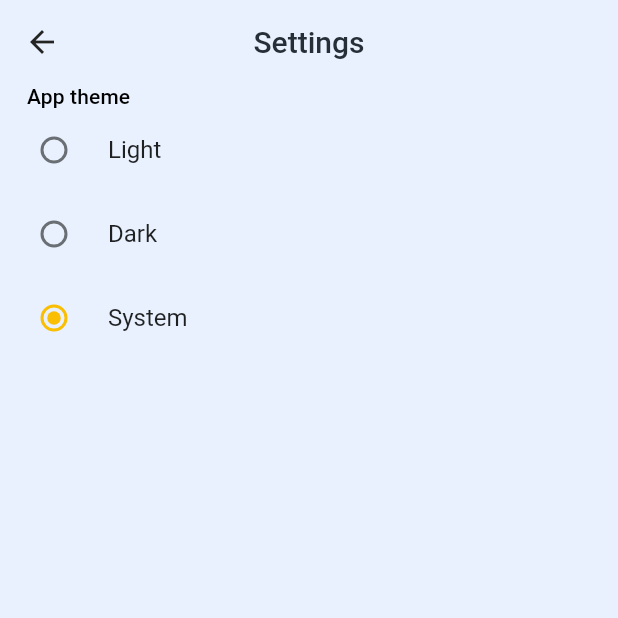
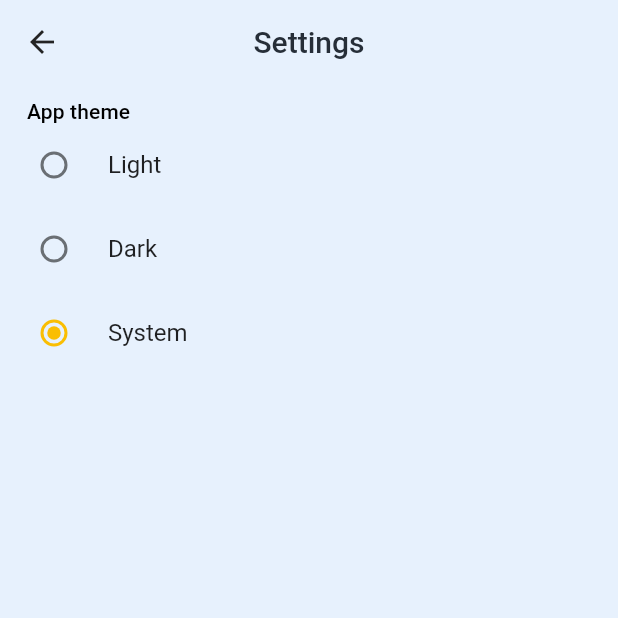
Before and after one commit to Motii1/CampaignKeeper, a Flutter app: the Settings screen opened by its route, on a phone screen of 412 x 824 dp, the top half of it. Run offline on Flutter 3.47's test engine with Material 2 defaults, Android fonts, the phone set to English and light mode, and no system bars; our stand-ins replace device_info, flutter_secure_storage, flutter_spinkit, shared_preferences; accounts and stored records are empty; network calls fail.

Commit message:
Light theme adjustments, spinner for loading screen and merge with master

```diff
--- a/mobile/CampaignKeeper_mobile/lib/pages/settings.dart
+++ b/mobile/CampaignKeeper_mobile/lib/pages/settings.dart
@@ -40,7 +40,7 @@ class _SettingsState extends State<Settings> {
       backgroundColor: Theme.of(context).backgroundColor,
       appBar: AppBar(
         title: Text("Settings"),
-        backgroundColor: Theme.of(context).backgroundColor,
+        //backgroundColor: Theme.of(context).backgroundColor,
       ),
       body: Center(
         child: Column(
@@ -48,7 +48,7 @@ class _SettingsState extends State<Settings> {
           crossAxisAlignment: CrossAxisAlignment.stretch,
           children: <Widget>[
             Padding(
-              padding: const EdgeInsets.symmetric(horizontal: 18.0),
+              padding: const EdgeInsets.fromLTRB(18, 10, 18, 0),
               child: Text(
                 "App theme",
                 style: Theme.of(context).textTheme.subtitle2,
--- a/mobile/CampaignKeeper_mobile/lib/themes/main_themes.dart
+++ b/mobile/CampaignKeeper_mobile/lib/themes/main_themes.dart
@@ -11,8 +11,8 @@ class MainThemes {
   static const Color _errorLight = Colors.redAccent;
   static const Color _onErrorLight = Color(0xff242424);
 
-  static const Color _light = Color(0xffe8f1fd);
-  static const Color _lighterLight = Color(0xfff0f5fd);
+  static const Color _light = Color(0xffe7f1fd);
+  static const Color _lighterLight = Color(0xfff5f9ff);
   static final MaterialColor _swatchLight =
       MaterialColor(_primaryLight.value, const <int, Color>{
     50: _primaryLight,
--- a/mobile/CampaignKeeper_mobile/pubspec.yaml
+++ b/mobile/CampaignKeeper_mobile/pubspec.yaml
@@ -30,6 +30,7 @@ dependencies:
   http:
   shared_preferences:
   device_info:
+  flutter_spinkit:
 
   # The following adds the Cupertino Icons font to your application.
   # Use with the CupertinoIcons class for iOS style icons.
```
Also changed, not shown: mobile/CampaignKeeper_mobile/lib/pages/loading.dart (+6 -1 lines), mobile/CampaignKeeper_mobile/pubspec.lock.
